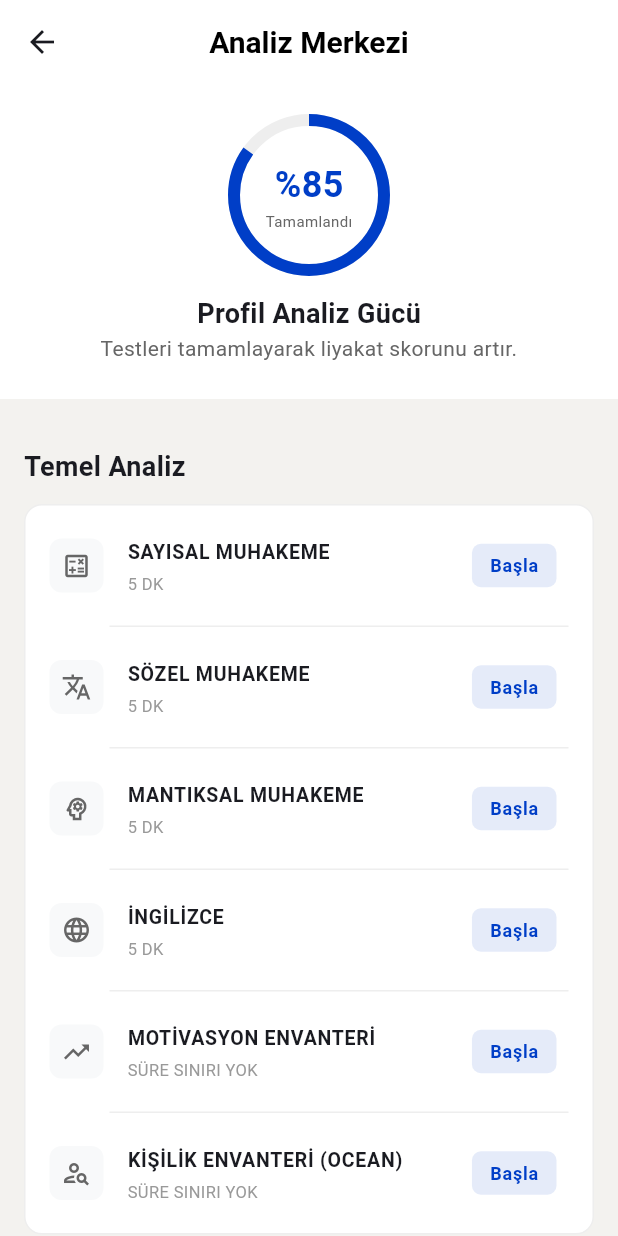
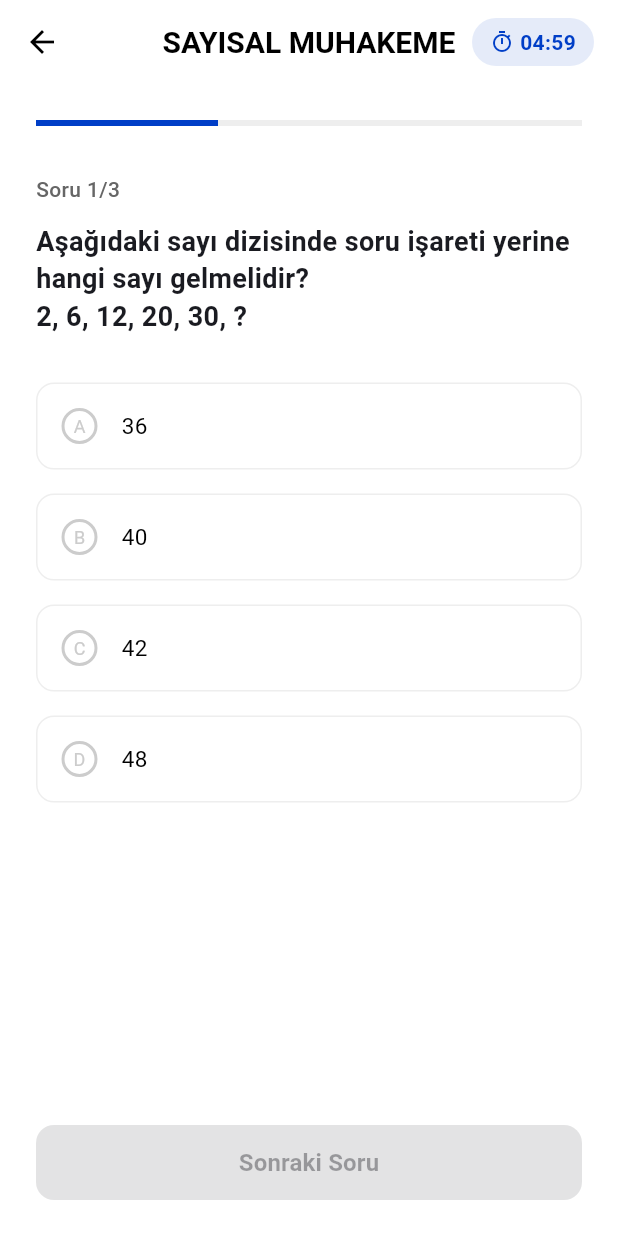
Before and after one commit to muratsurmeli21083/intalent, a Flutter app: the AnalysisScreen screen opened directly, after a tap on "SAYISAL MUHAKEME", on a phone screen of 412 x 824 dp. Run offline on Flutter 3.47's test engine with Material 3 defaults, Android fonts, the phone set to English and light mode, and no system bars.

Commit message:
Exam Flow: Added ExamScreen and ExamResultScreen, integrated into AnalysisScreen with navigation and hover effects

```diff
--- a/lib/screens/analysis_screen.dart
+++ b/lib/screens/analysis_screen.dart
@@ -1,4 +1,5 @@
 import 'package:flutter/material.dart';
+import 'exam_screen.dart';
 
 class AnalysisScreen extends StatelessWidget {
   const AnalysisScreen({super.key});
@@ -71,20 +72,20 @@ class AnalysisScreen extends StatelessWidget {
             // Temel Analiz Section
             _buildSectionTitle('Temel Analiz'),
             _buildTestList([
-              _buildTestItem('SAYISAL MUHAKEME', '5 DK', Icons.calculate_outlined),
-              _buildTestItem('SÖZEL MUHAKEME', '5 DK', Icons.translate_outlined),
-              _buildTestItem('MANTIKSAL MUHAKEME', '5 DK', Icons.psychology_outlined),
-              _buildTestItem('İNGİLİZCE', '5 DK', Icons.language_outlined),
-              _buildTestItem('MOTİVASYON ENVANTERİ', 'SÜRE SINIRI YOK', Icons.trending_up_outlined),
-              _buildTestItem('KİŞİLİK ENVANTERİ (OCEAN)', 'SÜRE SINIRI YOK', Icons.person_search_outlined),
+              _buildTestItem(context, 'SAYISAL MUHAKEME', '5 DK', Icons.calculate_outlined),
+              _buildTestItem(context, 'SÖZEL MUHAKEME', '5 DK', Icons.translate_outlined),
+              _buildTestItem(context, 'MANTIKSAL MUHAKEME', '5 DK', Icons.psychology_outlined),
+              _buildTestItem(context, 'İNGİLİZCE', '5 DK', Icons.language_outlined),
+              _buildTestItem(context, 'MOTİVASYON ENVANTERİ', 'SÜRE SINIRI YOK', Icons.trending_up_outlined),
+              _buildTestItem(context, 'KİŞİLİK ENVANTERİ (OCEAN)', 'SÜRE SINIRI YOK', Icons.person_search_outlined),
             ]),
 
             // Uzmanlık Section
             _buildSectionTitle('Uzmanlık Bilgi Beceriler'),
             _buildTestList([
-              _buildExpertItem('JAVA TEMELLERİ', 'EXPERTISE', Icons.code),
-              _buildExpertItem('İLERİ SEVİYE SQL', 'EXPERTISE', Icons.storage),
-              _buildExpertItem('SATIŞ VE İKNA BECERİLERİ', 'EXPERTISE', Icons.handshake_outlined),
+              _buildExpertItem(context, 'JAVA TEMELLERİ', 'EXPERTISE', Icons.code),
+              _buildExpertItem(context, 'İLERİ SEVİYE SQL', 'EXPERTISE', Icons.storage),
+              _buildExpertItem(context, 'SATIŞ VE İKNA BECERİLERİ', 'EXPERTISE', Icons.handshake_outlined),
             ]),
 
             // Mülakat Lab Section
@@ -181,7 +182,7 @@ class AnalysisScreen extends StatelessWidget {
     );
   }
 
-  Widget _buildTestItem(String title, String duration, IconData icon) {
+  Widget _buildTestItem(BuildContext context, String title, String duration, IconData icon) {
     return Padding(
       padding: const EdgeInsets.symmetric(vertical: 4),
       child: ListTile(
@@ -195,13 +196,13 @@ class AnalysisScreen extends StatelessWidget {
         ),
         title: Text(title, style: const TextStyle(fontWeight: FontWeight.bold, fontSize: 13)),
         subtitle: Text(duration, style: const TextStyle(fontSize: 11, color: Color(0xFF999999))),
-        trailing: _buildStartButton(),
-        onTap: () {},
+        trailing: _buildStartButton(context, title),
+        onTap: () => _navigateToExam(context, title),
       ),
     );
   }
 
-  Widget _buildExpertItem(String title, String type, IconData icon) {
+  Widget _buildExpertItem(BuildContext context, String title, String type, IconData icon) {
     return Padding(
       padding: const EdgeInsets.symmetric(vertical: 4),
       child: ListTile(
@@ -215,14 +216,24 @@ class AnalysisScreen extends StatelessWidget {
         ),
         title: Text(title, style: const TextStyle(fontWeight: FontWeight.bold, fontSize: 13)),
         subtitle: Text(type, style: const TextStyle(color: Color(0xFF003EC7), fontSize: 10, fontWeight: FontWeight.bold)),
-        trailing: _buildStartButton(),
-        onTap: () {},
+        trailing: _buildStartButton(context, title),
+        onTap: () => _navigateToExam(context, title),
       ),
     );
   }
 
-  Widget _buildStartButton() {
-    return Container(
+  void _navigateToExam(BuildContext context, String title) {
+    Navigator.push(
+      context,
+      MaterialPageRoute(builder: (context) => ExamScreen(title: title)),
+    );
+  }
+
+  Widget _buildStartButton(BuildContext context, String title) {
+    return InkWell(
+      onTap: () => _navigateToExam(context, title),
+      borderRadius: BorderRadius.circular(6),
+      child: Container(
         padding: const EdgeInsets.symmetric(horizontal: 12, vertical: 6),
         decoration: BoxDecoration(
           color: const Color(0xFF003EC7).withOpacity(0.1),
@@ -234,6 +245,7 @@ class AnalysisScreen extends StatelessWidget {
             color: Color(0xFF003EC7),
             fontWeight: FontWeight.bold,
             fontSize: 12,
+          ),
         ),
       ),
     );
--- /dev/null
+++ b/lib/screens/exam_screen.dart
@@ -0,0 +1,321 @@
+import 'package:flutter/material.dart';
+import 'dart:async';
+
+class ExamScreen extends StatefulWidget {
+  final String title;
+
+  const ExamScreen({super.key, required this.title});
+
+  @override
+  State<ExamScreen> createState() => _ExamScreenState();
+}
+
+class _ExamScreenState extends State<ExamScreen> {
+  int _currentQuestionIndex = 0;
+  int _timeLeft = 300; // 5 minutes in seconds
+  Timer? _timer;
+  int? _selectedOption;
+
+  final List<Map<String, dynamic>> _questions = [
+    {
+      'question': 'Aşağıdaki sayı dizisinde soru işareti yerine hangi sayı gelmelidir?\n2, 6, 12, 20, 30, ?',
+      'options': ['36', '40', '42', '48'],
+      'correctIndex': 2,
+    },
+    {
+      'question': 'Bir mağaza tüm ürünlerde %20 indirim yapmaktadır. 200 TL\'lik bir ürünün indirimli fiyatı nedir?',
+      'options': ['150 TL', '160 TL', '170 TL', '180 TL'],
+      'correctIndex': 1,
+    },
+    {
+      'question': 'Hangi kelime "Zıt" anlamlıdır?\nSiyah - ?',
+      'options': ['Koyu', 'Gece', 'Beyaz', 'Gri'],
+      'correctIndex': 2,
+    },
+  ];
+
+  @override
+  void initState() {
+    super.initState();
+    _startTimer();
+  }
+
+  void _startTimer() {
+    _timer = Timer.periodic(const Duration(seconds: 1), (timer) {
+      if (_timeLeft > 0) {
+        setState(() {
+          _timeLeft--;
+        });
+      } else {
+        _finishExam();
+      }
+    });
+  }
+
+  @override
+  void dispose() {
+    _timer?.cancel();
+    super.dispose();
+  }
+
+  void _nextQuestion() {
+    if (_currentQuestionIndex < _questions.length - 1) {
+      setState(() {
+        _currentQuestionIndex++;
+        _selectedOption = null;
+      });
+    } else {
+      _finishExam();
+    }
+  }
+
+  void _finishExam() {
+    _timer?.cancel();
+    Navigator.pushReplacement(
+      context,
+      MaterialPageRoute(
+        builder: (context) => ExamResultScreen(examTitle: widget.title),
+      ),
+    );
+  }
+
+  String _formatTime(int seconds) {
+    int mins = seconds ~/ 60;
+    int secs = seconds % 60;
+    return '${mins.toString().padLeft(2, '0')}:${secs.toString().padLeft(2, '0')}';
+  }
+
+  @override
+  Widget build(BuildContext context) {
+    final question = _questions[_currentQuestionIndex];
+
+    return Scaffold(
+      backgroundColor: Colors.white,
+      appBar: AppBar(
+        title: Text(widget.title),
+        backgroundColor: Colors.white,
+        foregroundColor: Colors.black,
+        elevation: 0,
+        actions: [
+          Center(
+            child: Padding(
+              padding: const EdgeInsets.only(right: 16),
+              child: Container(
+                padding: const EdgeInsets.symmetric(horizontal: 12, vertical: 6),
+                decoration: BoxDecoration(
+                  color: _timeLeft < 60 ? Colors.red.withOpacity(0.1) : const Color(0xFF003EC7).withOpacity(0.1),
+                  borderRadius: BorderRadius.circular(20),
+                ),
+                child: Row(
+                  children: [
+                    Icon(
+                      Icons.timer_outlined,
+                      size: 16,
+                      color: _timeLeft < 60 ? Colors.red : const Color(0xFF003EC7),
+                    ),
+                    const SizedBox(width: 4),
+                    Text(
+                      _formatTime(_timeLeft),
+                      style: TextStyle(
+                        fontWeight: FontWeight.bold,
+                        color: _timeLeft < 60 ? Colors.red : const Color(0xFF003EC7),
+                      ),
+                    ),
+                  ],
+                ),
+              ),
+            ),
+          ),
+        ],
+      ),
+      body: Padding(
+        padding: const EdgeInsets.all(24.0),
+        child: Column(
+          crossAxisAlignment: CrossAxisAlignment.start,
+          children: [
+            // Progress Bar
+            LinearProgressIndicator(
+              value: (_currentQuestionIndex + 1) / _questions.length,
+              backgroundColor: const Color(0xFFEEEEEE),
+              valueColor: const AlwaysStoppedAnimation<Color>(Color(0xFF003EC7)),
+            ),
+            const SizedBox(height: 32),
+            Text(
+              'Soru ${_currentQuestionIndex + 1}/${_questions.length}',
+              style: const TextStyle(color: Color(0xFF666666), fontWeight: FontWeight.w500),
+            ),
+            const SizedBox(height: 12),
+            Text(
+              question['question'],
+              style: const TextStyle(fontSize: 18, fontWeight: FontWeight.bold, height: 1.4),
+            ),
+            const SizedBox(height: 32),
+            ...List.generate(
+              question['options'].length,
+              (index) => _buildOption(index, question['options'][index]),
+            ),
+            const Spacer(),
+            SizedBox(
+              width: double.infinity,
+              height: 50,
+              child: ElevatedButton(
+                onPressed: _selectedOption != null ? _nextQuestion : null,
+                style: ElevatedButton.styleFrom(
+                  backgroundColor: const Color(0xFF003EC7),
+                  shape: RoundedRectangleBorder(borderRadius: BorderRadius.circular(12)),
+                ),
+                child: Text(
+                  _currentQuestionIndex == _questions.length - 1 ? 'Sınavı Bitir' : 'Sonraki Soru',
+                  style: const TextStyle(fontWeight: FontWeight.bold, fontSize: 16),
+                ),
+              ),
+            ),
+          ],
+        ),
+      ),
+    );
+  }
+
+  Widget _buildOption(int index, String text) {
+    bool isSelected = _selectedOption == index;
+    return GestureDetector(
+      onTap: () {
+        setState(() {
+          _selectedOption = index;
+        });
+      },
+      child: Container(
+        margin: const EdgeInsets.only(bottom: 16),
+        padding: const EdgeInsets.all(16),
+        decoration: BoxDecoration(
+          color: isSelected ? const Color(0xFF003EC7).withOpacity(0.05) : Colors.white,
+          borderRadius: BorderRadius.circular(12),
+          border: Border.all(
+            color: isSelected ? const Color(0xFF003EC7) : const Color(0xFFEEEEEE),
+            width: isSelected ? 2 : 1,
+          ),
+        ),
+        child: Row(
+          children: [
+            Container(
+              width: 24,
+              height: 24,
+              decoration: BoxDecoration(
+                shape: BoxShape.circle,
+                border: Border.all(
+                  color: isSelected ? const Color(0xFF003EC7) : const Color(0xFFCCCCCC),
+                  width: 2,
+                ),
+                color: isSelected ? const Color(0xFF003EC7) : Colors.transparent,
+              ),
+              child: isSelected
+                  ? const Icon(Icons.check, size: 16, color: Colors.white)
+                  : Center(
+                      child: Text(
+                        String.fromCharCode(65 + index),
+                        style: const TextStyle(fontSize: 12, color: Color(0xFFCCCCCC)),
+                      ),
+                    ),
+            ),
+            const SizedBox(width: 16),
+            Expanded(
+              child: Text(
+                text,
+                style: TextStyle(
+                  fontSize: 15,
+                  fontWeight: isSelected ? FontWeight.bold : FontWeight.normal,
+                  color: isSelected ? const Color(0xFF003EC7) : Colors.black,
+                ),
+              ),
+            ),
+          ],
+        ),
+      ),
+    );
+  }
+}
+
+class ExamResultScreen extends StatelessWidget {
+  final String examTitle;
+
+  const ExamResultScreen({super.key, required this.examTitle});
+
+  @override
+  Widget build(BuildContext context) {
+    return Scaffold(
+      backgroundColor: Colors.white,
+      body: Center(
+        child: Padding(
+          padding: const EdgeInsets.all(32.0),
+          child: Column(
+            mainAxisAlignment: MainAxisAlignment.center,
+            children: [
+              Container(
+                width: 80,
+                height: 80,
+                decoration: BoxDecoration(
+                  color: Colors.green.withOpacity(0.1),
+                  shape: BoxShape.circle,
+                ),
+                child: const Icon(Icons.check_circle_outline, color: Colors.green, size: 50),
+              ),
+              const SizedBox(height: 24),
+              const Text(
+                'Tebrikler!',
+                style: TextStyle(fontSize: 24, fontWeight: FontWeight.bold),
+              ),
+              const SizedBox(height: 8),
+              Text(
+                '$examTitle başarıyla tamamlandı.',
+                textAlign: TextAlign.center,
+                style: const TextStyle(color: Color(0xFF666666), fontSize: 16),
+              ),
+              const SizedBox(height: 40),
+              Container(
+                padding: const EdgeInsets.all(20),
+                decoration: BoxDecoration(
+                  color: const Color(0xFFF8F9FA),
+                  borderRadius: BorderRadius.circular(16),
+                ),
+                child: const Column(
+                  children: [
+                    Text(
+                      'Liyakat Puanın',
+                      style: TextStyle(color: Color(0xFF666666), fontSize: 14),
+                    ),
+                    SizedBox(height: 8),
+                    Text(
+                      '+15',
+                      style: TextStyle(
+                        fontSize: 32,
+                        fontWeight: FontWeight.bold,
+                        color: Color(0xFF003EC7),
+                      ),
+                    ),
+                    Text(
+                      'Profil gücün %85\'e yükseldi!',
+                      style: TextStyle(color: Colors.green, fontSize: 12, fontWeight: FontWeight.bold),
+                    ),
+                  ],
+                ),
+              ),
+              const SizedBox(height: 40),
+              SizedBox(
+                width: double.infinity,
+                height: 50,
+                child: ElevatedButton(
+                  onPressed: () => Navigator.pop(context),
+                  style: ElevatedButton.styleFrom(
+                    backgroundColor: const Color(0xFF003EC7),
+                    shape: RoundedRectangleBorder(borderRadius: BorderRadius.circular(12)),
+                  ),
+                  child: const Text('Merkeze Dön', style: TextStyle(fontWeight: FontWeight.bold)),
+                ),
+              ),
+            ],
+          ),
+        ),
+      ),
+    );
+  }
+}
```
Lines whose indentation alone changed are shown as unchanged.
